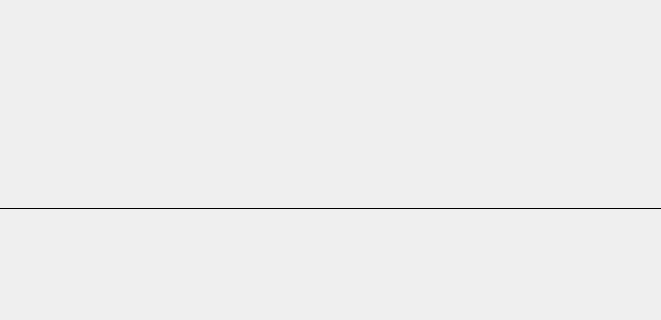
nkucht4/BatchColorCorrector, file batchcc.ui: the form before one commit; both pictures show x 180 to 841 and y 282 to 602 of the 1172 by 602 pixel window.
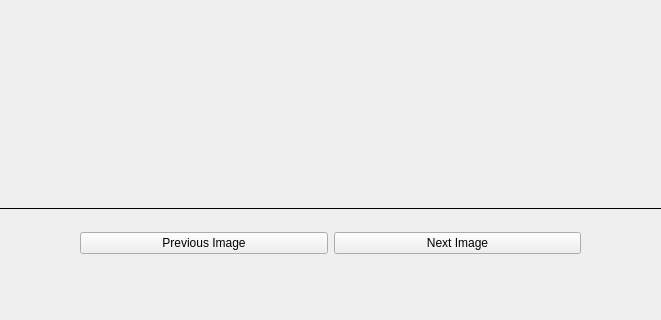
The form after the commit.

Commit message: Added prev&next buttons and made the app load first img automatically

The edit to the form file:
```diff
--- a/batchcc.ui
+++ b/batchcc.ui
@@ -280,6 +280,32 @@
      <string>Reset</string>
     </property>
    </widget>
+   <widget class="QWidget" name="">
+    <property name="geometry">
+     <rect>
+      <x>260</x>
+      <y>510</y>
+      <width>501</width>
+      <height>31</height>
+     </rect>
+    </property>
+    <layout class="QHBoxLayout" name="horizontalLayout">
+     <item>
+      <widget class="QPushButton" name="pB_prev">
+       <property name="text">
+        <string>Previous Image</string>
+       </property>
+      </widget>
+     </item>
+     <item>
+      <widget class="QPushButton" name="pB_next">
+       <property name="text">
+        <string>Next Image</string>
+       </property>
+      </widget>
+     </item>
+    </layout>
+   </widget>
   </widget>
   <widget class="QMenuBar" name="menubar">
    <property name="geometry">
```
The commit also changes 3 other files.
